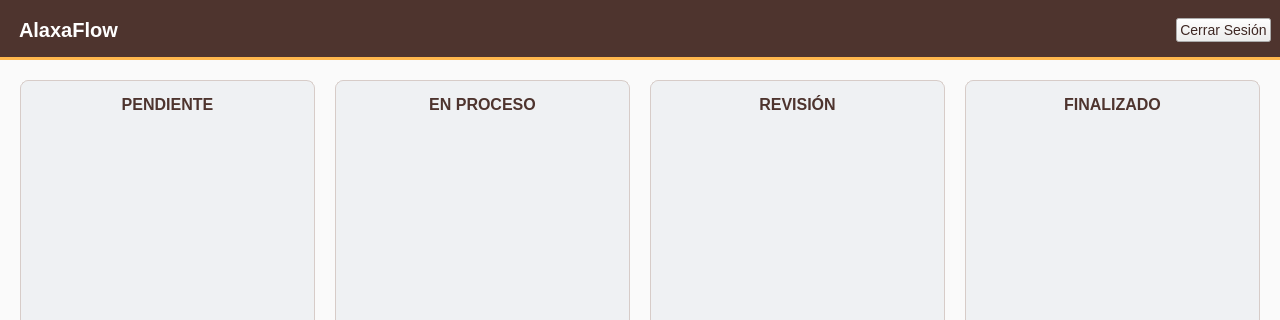
Qt form src/ui/interface.ui (IvanJesusCorbalanPascual/AlaxaFlow-Desktop) before a commit; both pictures show x 0 to 1280 and y 0 to 320 of the 1280 by 800 pixel window.
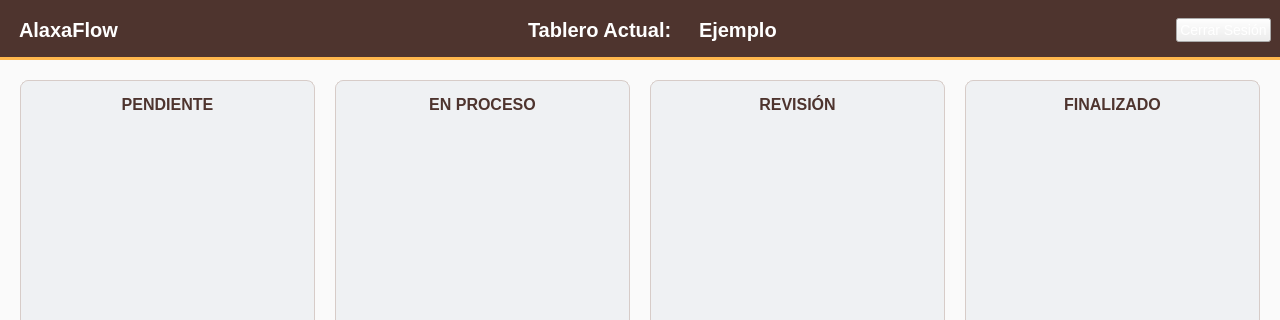
The same form after that commit.

What changed in the file:
```diff
--- a/src/ui/interface.ui
+++ b/src/ui/interface.ui
@@ -114,6 +114,57 @@
          </property>
         </widget>
        </item>
+       <item>
+        <spacer name="horizontalSpacer_2">
+         <property name="orientation">
+          <enum>Qt::Horizontal</enum>
+         </property>
+         <property name="sizeHint" stdset="0">
+          <size>
+           <width>40</width>
+           <height>20</height>
+          </size>
+         </property>
+        </spacer>
+       </item>
+       <item>
+        <widget class="QLabel" name="label">
+         <property name="font">
+          <font>
+           <family>Segoe UI</family>
+           <pointsize>-1</pointsize>
+           <weight>75</weight>
+           <bold>true</bold>
+          </font>
+         </property>
+         <property name="styleSheet">
+          <string notr="true">color:white;
+font-size:20px;</string>
+         </property>
+         <property name="text">
+          <string>Tablero Actual:</string>
+         </property>
+        </widget>
+       </item>
+       <item>
+        <widget class="QLabel" name="lblTableroActual">
+         <property name="font">
+          <font>
+           <family>Segoe UI</family>
+           <pointsize>-1</pointsize>
+           <weight>75</weight>
+           <bold>true</bold>
+          </font>
+         </property>
+         <property name="styleSheet">
+          <string notr="true">color:white;
+font-size:20px;</string>
+         </property>
+         <property name="text">
+          <string>Ejemplo</string>
+         </property>
+        </widget>
+       </item>
        <item>
         <spacer name="horizontalSpacer">
          <property name="orientation">
@@ -132,6 +183,9 @@
          <property name="cursor">
           <cursorShape>PointingHandCursor</cursorShape>
          </property>
+         <property name="styleSheet">
+          <string notr="true">color:white;</string>
+         </property>
          <property name="text">
           <string>Cerrar Sesión</string>
          </property>
```
Left out of the diff: 17 changed lines with no effect on the pictures.
